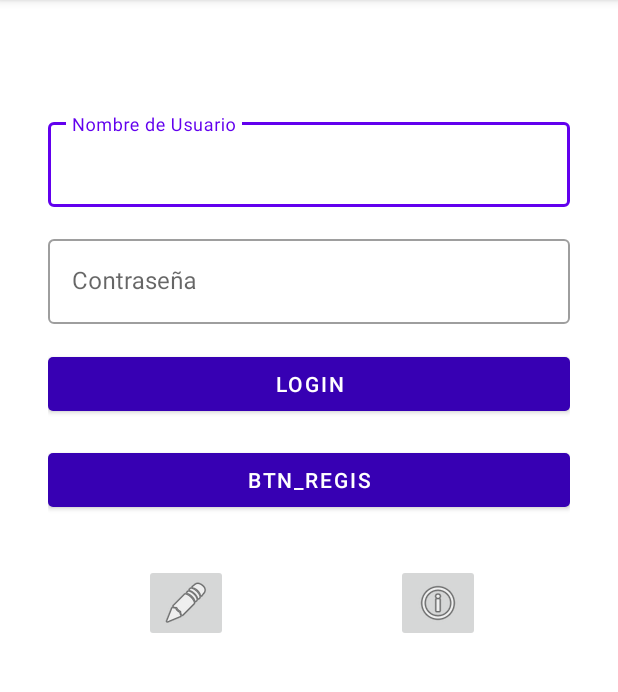
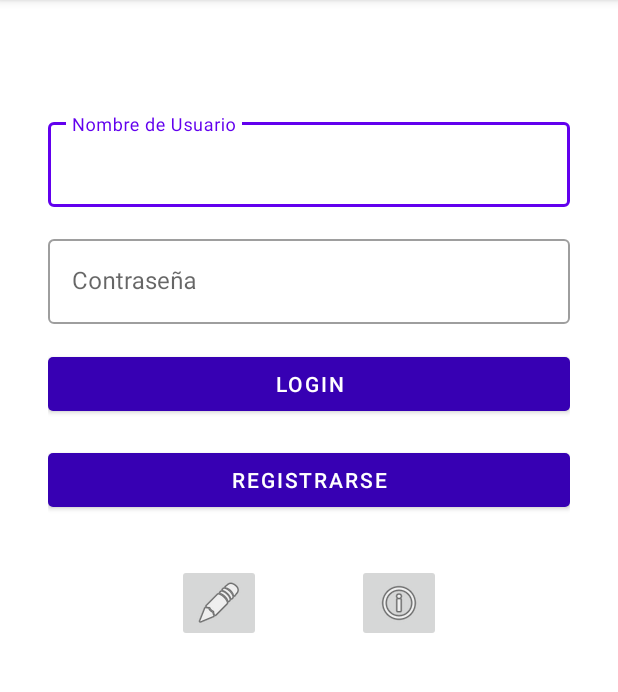
Before and after one commit to carlokg/OverGarage, an Android app: the LoginActivity screen opened directly, with no data from a screen before it, on a phone screen of 412 x 824 dp, the part 84-776 px from its top. Run offline under Robolectric (Android 15) with nearby library versions, the phone set to English and light mode, and no system bars.

Commit message:
Fixed Login

```diff
--- a/app/src/main/res/layout/activity_login.xml
+++ b/app/src/main/res/layout/activity_login.xml
@@ -73,7 +73,7 @@
 
     <LinearLayout
         android:id="@+id/llo"
-        android:layout_width="match_parent"
+        android:layout_width="wrap_content"
         android:layout_height="wrap_content"
         android:layout_below="@id/btnRegis"
         android:layout_marginTop="32dp"
@@ -84,13 +84,13 @@
             android:layout_width="wrap_content"
             android:layout_height="wrap_content"
             app:srcCompat="@android:drawable/ic_menu_edit"
-            android:layout_marginLeft="64dp" />
+            />
 
         <ImageButton
             android:id="@+id/ibFacebook"
             android:layout_width="wrap_content"
             android:layout_height="wrap_content"
-            android:layout_marginLeft="112dp"
+            android:layout_marginLeft="64dp"
             app:srcCompat="@android:drawable/ic_menu_info_details" />
 
 
--- a/app/src/main/res/values/strings.xml
+++ b/app/src/main/res/values/strings.xml
@@ -3,5 +3,5 @@
     <string name="hint_nombre_usuario">Nombre de Usuario</string>
     <string name="hint_password">Contraseña</string>
     <string name="btn_login">Login</string>
-    <string name="btn_regis">btn_regis</string>
+    <string name="btn_regis">Registrarse</string>
 </resources>
```
